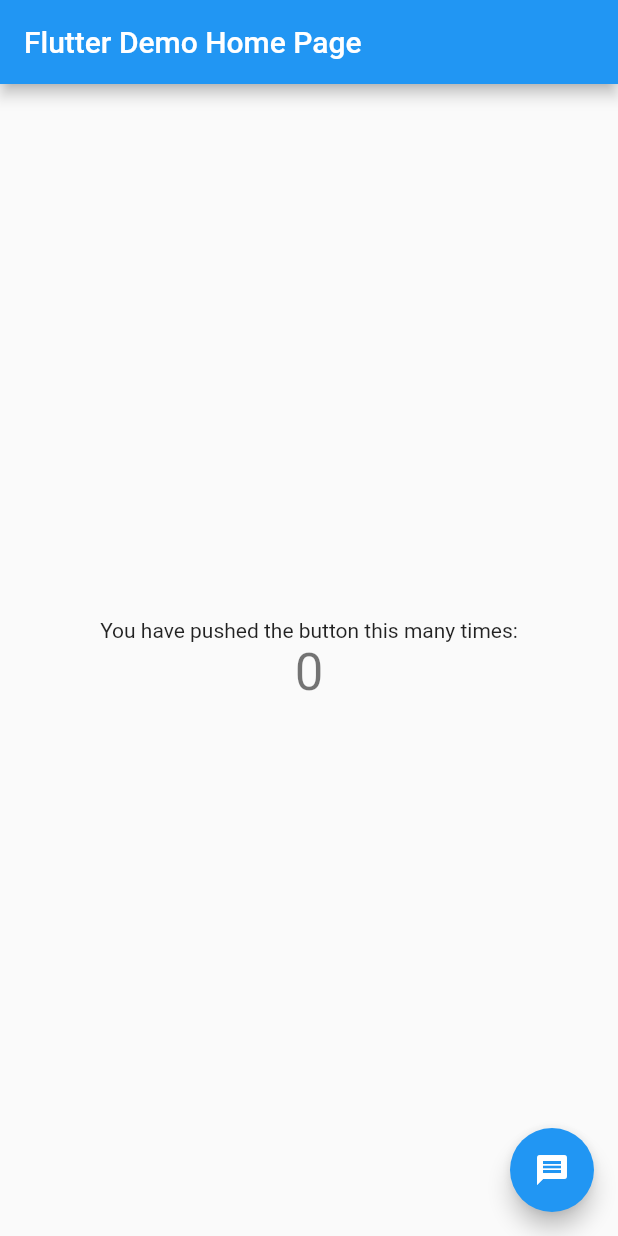
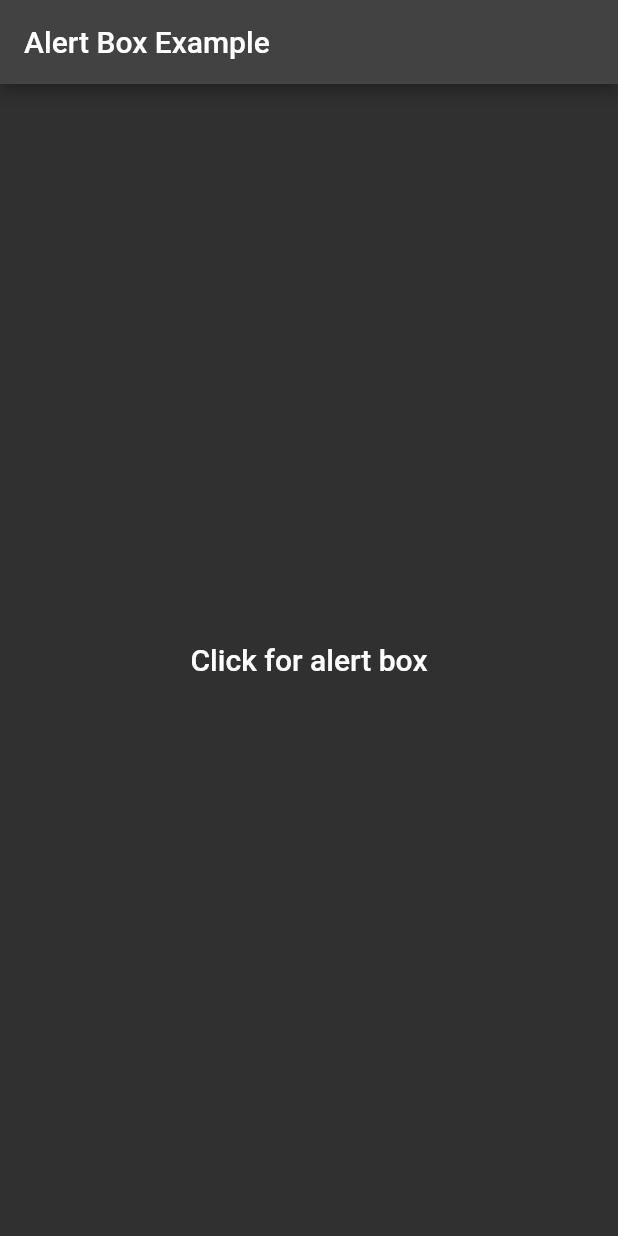
Before and after one commit to DakshDB/alert_box, a Flutter app: the screen it shows after launch, on a phone screen of 412 x 824 dp. Run offline on Flutter 3.47's test engine with Material 2 defaults, Android fonts, the phone set to English and light mode, and no system bars.

Commit message:
Init package ( Second Part )

```diff
--- a/example/lib/main.dart
+++ b/example/lib/main.dart
@@ -8,39 +8,19 @@
 class MyApp extends StatelessWidget {
   const MyApp({Key? key}) : super(key: key);
 
-  // This widget is the root of your application.
   @override
   Widget build(BuildContext context) {
     return MaterialApp(
-      title: 'Flutter Demo',
-      theme: ThemeData(
-        // This is the theme of your application.
-        //
-        // Try running your application with "flutter run". You'll see the
-        // application has a blue toolbar. Then, without quitting the app, try
-        // changing the primarySwatch below to Colors.green and then invoke
-        // "hot reload" (press "r" in the console where you ran "flutter run",
-        // or simply save your changes to "hot reload" in a Flutter IDE).
-        // Notice that the counter didn't reset back to zero; the application
-        // is not restarted.
-        primarySwatch: Colors.blue,
-      ),
-      home: const MyHomePage(title: 'Flutter Demo Home Page'),
+      debugShowCheckedModeBanner: false,
+      title: 'Example for alert box',
+      theme: ThemeData.dark(),
+      home: const MyHomePage(title: 'Alert Box Example'),
     );
   }
 }
 
 class MyHomePage extends StatefulWidget {
   const MyHomePage({Key? key, required this.title}) : super(key: key);
-
-  // This widget is the home page of your application. It is stateful, meaning
-  // that it has a State object (defined below) that contains fields that affect
-  // how it looks.
-
-  // This class is the configuration for the state. It holds the values (in this
-  // case the title) provided by the parent (in this case the App widget) and
-  // used by the build method of the State. Fields in a Widget subclass are
-  // always marked "final".
 
   final String title;
 
@@ -49,62 +29,27 @@
 }
 
 class _MyHomePageState extends State<MyHomePage> {
-  final int _counter = 0;
-
   @override
   Widget build(BuildContext context) {
-    // This method is rerun every time setState is called, for instance as done
-    // by the _incrementCounter method above.
-    //
-    // The Flutter framework has been optimized to make rerunning build methods
-    // fast, so that you can just rebuild anything that needs updating rather
-    // than having to individually change instances of widgets.
     return Scaffold(
-        appBar: AppBar(
-          // Here we take the value from the MyHomePage object that was created by
-          // the App.build method, and use it to set our appbar title.
-          title: Text(widget.title),
-        ),
-        body: Center(
-          // Center is a layout widget. It takes a single child and positions it
-          // in the middle of the parent.
-          child: Column(
-            // Column is also a layout widget. It takes a list of children and
-            // arranges them vertically. By default, it sizes itself to fit its
-            // children horizontally, and tries to be as tall as its parent.
-            //
-            // Invoke "debug painting" (press "p" in the console, choose the
-            // "Toggle Debug Paint" action from the Flutter Inspector in Android
-            // Studio, or the "Toggle Debug Paint" command in Visual Studio Code)
-            // to see the wireframe for each widget.
-            //
-            // Column has various properties to control how it sizes itself and
-            // how it positions its children. Here we use mainAxisAlignment to
-            // center the children vertically; the main axis here is the vertical
-            // axis because Columns are vertical (the cross axis would be
-            // horizontal).
-            mainAxisAlignment: MainAxisAlignment.center,
-            children: <Widget>[
-              const Text(
-                'You have pushed the button this many times:',
-              ),
-              Text(
-                '$_counter',
-                style: Theme.of(context).textTheme.headline4,
-              ),
-            ],
+      appBar: AppBar(
+        title: Text(widget.title),
+      ),
+      body: Center(
+        child: TextButton(
+          onPressed: () {
+            AlertBox.showAlertBox(
+                context: context,
+                darkTheme: true,
+                alertText: 'Alert ! Alert ! Alert ! \nMy alert box !!',
+                buttonText: 'Example noted');
+          },
+          child: const Text(
+            "Click for alert box",
+            style: TextStyle(fontSize: 20, color: Colors.white),
           ),
         ),
-        floatingActionButton: FloatingActionButton(
-          onPressed: () async {
-            await AlertBox.showCustomAlertBox(
-                context: context,
-                willDisplayWidget:
-                    const Text('My custom alert box, used from example!!'));
-          },
-          tooltip: 'Show Custom Alert Box',
-          child: const Icon(Icons.message),
-        ) // This trailing comma makes auto-formatting nicer for build methods.
-        );
+      ),
+    );
   }
 }
--- a/pubspec.yaml
+++ b/pubspec.yaml
@@ -1,7 +1,7 @@
 name: alert_box
 description: Custom alert box
 version: 0.0.1
-homepage:
+homepage: https://github.com/DakshDB/alert_box
 
 environment:
   sdk: ">=2.15.1 <3.0.0"
```
Also changed, not shown: lib/alert_box.dart (+31 -7 lines), 3 other files.
